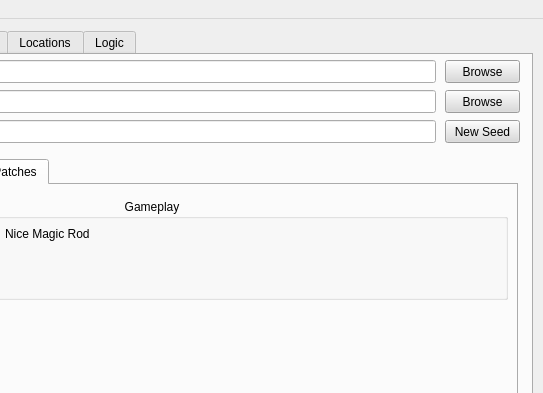
Qt form RandomizerUI/UI/ui_form.ui (Owen-Splat/LAS-Randomizer) before a commit; both pictures show x 237 to 780 and y 0 to 393 of the 780 by 650 pixel window.
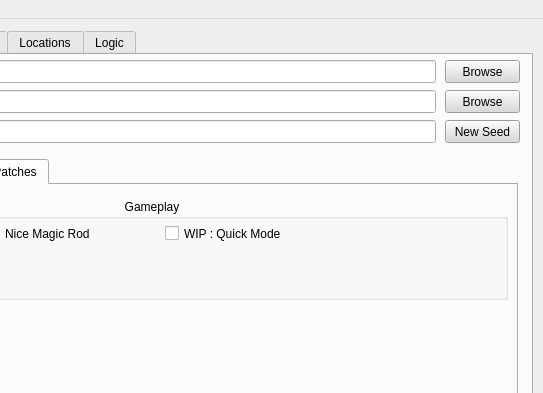
The same form after that commit. The open tabs and pages were chosen to show the change.

Commit message: Quick mode feature: disables boss texts and intro, defence/attackup messages

```diff
--- a/RandomizerUI/UI/ui_form.ui
+++ b/RandomizerUI/UI/ui_form.ui
@@ -1638,6 +1638,22 @@
           <string>Nice Magic Rod</string>
          </property>
         </widget>
+        <widget class="QCheckBox" name="quickModeCheck">
+         <property name="geometry">
+          <rect>
+           <x>368</x>
+           <y>24</y>
+           <width>151</width>
+           <height>21</height>
+          </rect>
+         </property>
+         <property name="whatsThis">
+          <string>Disables boss intros and Power/Defense up text boxes, skips some animations to make the game quicker&lt;br&gt;&lt;b&gt;/!\ WIP: This is still in testing phase and might break your seed ! Feedbacks would be appreciated !&lt;/b&gt;</string>
+         </property>
+         <property name="text">
+          <string>WIP : Quick Mode</string>
+         </property>
+        </widget>
        </widget>
        <widget class="QLabel" name="label_4">
         <property name="geometry">
```
The commit also changes 3 other files.
